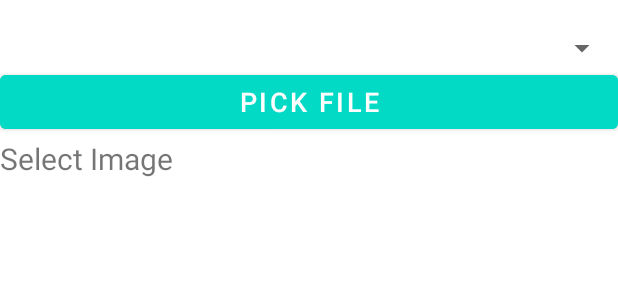
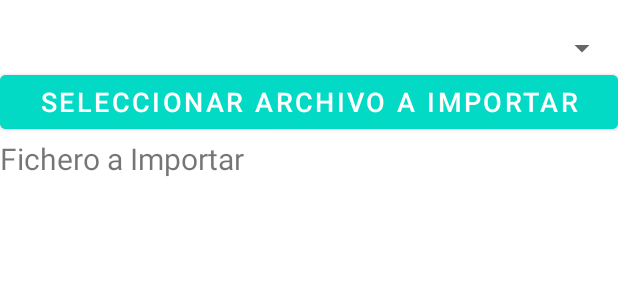
Before and after one commit to pacifi/MyAuxiliar, an Android app: the layout dialog_configuracion_curso_upload.xml on its own in the app's theme, with its tools: preview values and no code run, on a phone screen of 412 x 824 dp. Shown: the top 300 px of the screen. Run offline under Robolectric (Android 15) with nearby library versions, the phone set to English and light mode, and no system bars.

Commit message:
upload data complete

```diff
--- a/app/src/main/java/com/pacifi/app/ui/configuracion/CursoUploadDialog.java
+++ b/app/src/main/java/com/pacifi/app/ui/configuracion/CursoUploadDialog.java
@@ -63,6 +63,7 @@ public class CursoUploadDialog extends DialogFragment {
             public void onItemSelected(AdapterView<?> parent, View view, int position, long id) {
 
                 cursoCode = parent.getItemAtPosition(position).toString();
+
             }
 
             @Override
@@ -107,9 +108,9 @@ public class CursoUploadDialog extends DialogFragment {
     @Override
     public void onActivityResult(int requestCode, int resultCode, @Nullable Intent data) {
 //        file = new File(data.getData().getPath());
-        file = new File("/storage/emulated/0/Download/Certs.csv");
+        String name = data.getData().getPath().split("/")[data.getData().getPath().split("/").length - 1];
+        file = new File("/storage/emulated/0/Download/" + name);
         txt_pathShow.setText(file.getName());
-        Log.e("Filllle", file.getAbsolutePath());
 
 
     }
--- a/app/src/main/res/layout/dialog_configuracion_curso_upload.xml
+++ b/app/src/main/res/layout/dialog_configuracion_curso_upload.xml
@@ -16,7 +16,7 @@
         android:layout_height="wrap_content"
 
         android:backgroundTint="@color/design_default_color_secondary"
-        android:text="Pick File"
+        android:text="Seleccionar Archivo a Importar"
 
         android:textColor="#fff"
         android:textSize="18sp" />
@@ -26,7 +26,7 @@
         android:layout_width="match_parent"
         android:layout_height="wrap_content"
 
-        android:text="Select Image"
+        android:text="Fichero a Importar"
         android:textSize="20dp" />
 
 </LinearLayout>
```
Also changed, not shown: app/src/main/java/com/pacifi/app/ui/configuracion/ConfiguracionListaCurso.java (+1 -20 lines).
